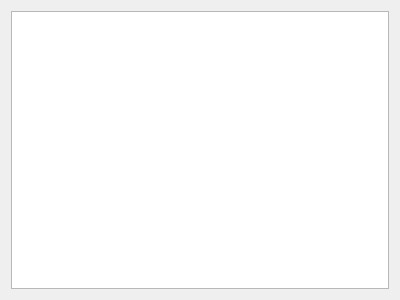
Above: helpwindow.ui from LightTab2/Rail-fence-cipher-visualized before the change. Below: the same form after it.
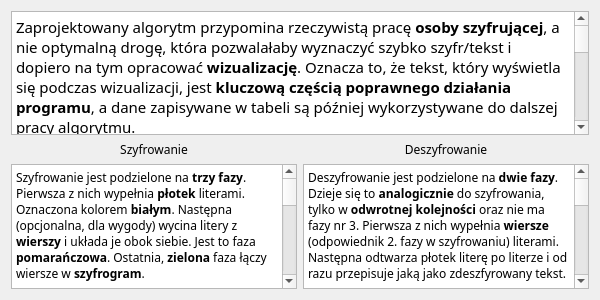
That is the form after the change.

```diff
--- a/helpwindow.ui
+++ b/helpwindow.ui
@@ -6,16 +6,143 @@
    <rect>
     <x>0</x>
     <y>0</y>
-    <width>400</width>
+    <width>600</width>
     <height>300</height>
    </rect>
   </property>
+  <property name="font">
+   <font>
+    <family>Book Antiqua</family>
+   </font>
+  </property>
   <property name="windowTitle">
    <string>Form</string>
   </property>
   <layout class="QVBoxLayout" name="verticalLayout">
    <item>
-    <widget class="QTextBrowser" name="textBrowser"/>
+    <widget class="QTextBrowser" name="algorithmText">
+     <property name="font">
+      <font>
+       <family>Book Antiqua</family>
+       <pointsize>11</pointsize>
+      </font>
+     </property>
+     <property name="html">
+      <string>&lt;!DOCTYPE HTML PUBLIC &quot;-//W3C//DTD HTML 4.0//EN&quot; &quot;http://www.w3.org/TR/REC-html40/strict.dtd&quot;&gt;
+&lt;html&gt;&lt;head&gt;&lt;meta name=&quot;qrichtext&quot; content=&quot;1&quot; /&gt;&lt;style type=&quot;text/css&quot;&gt;
+p, li { white-space: pre-wrap; }
+&lt;/style&gt;&lt;/head&gt;&lt;body style=&quot; font-family:'Book Antiqua','Book Antiqua'; font-size:11pt; font-weight:400; font-style:normal;&quot;&gt;
+&lt;p style=&quot; margin-top:0px; margin-bottom:0px; margin-left:0px; margin-right:0px; -qt-block-indent:0; text-indent:0px;&quot;&gt;Zaprojektowany algorytm przypomina rzeczywistą pracę &lt;span style=&quot; font-weight:600;&quot;&gt;osoby szyfrującej&lt;/span&gt;, a nie optymalną drogę, która pozwalałaby wyznaczyć szybko szyfr/tekst i dopiero na tym opracować &lt;span style=&quot; font-weight:600;&quot;&gt;wizualizację&lt;/span&gt;. Oznacza to, że tekst, który wyświetla się podczas wizualizacji, jest &lt;span style=&quot; font-weight:600;&quot;&gt;kluczową częścią poprawnego działania programu&lt;/span&gt;, a dane zapisywane w tabeli są później wykorzystywane do dalszej pracy algorytmu.&lt;/p&gt;
+&lt;p style=&quot; margin-top:12px; margin-bottom:0px; margin-left:0px; margin-right:0px; -qt-block-indent:0; text-indent:0px;&quot;&gt;Szyfrowanie/deszyfrowanie odbywa się &lt;span style=&quot; font-weight:600;&quot;&gt;krokami&lt;/span&gt;, wywoływanymi w określonych &lt;span style=&quot; font-weight:600;&quot;&gt;interwałach&lt;/span&gt;. Te funkcje pobierają następujące dane:&lt;/p&gt;
+&lt;p style=&quot; margin-top:0px; margin-bottom:0px; margin-left:12px; margin-right:0px; -qt-block-indent:0; text-indent:0px;&quot;&gt;&lt;span style=&quot; font-family:'Courier New'; color:#00aaaa;&quot;&gt;height1&lt;/span&gt; – wysokość 1. płotu&lt;/p&gt;
+&lt;p style=&quot; margin-top:0px; margin-bottom:0px; margin-left:12px; margin-right:0px; -qt-block-indent:0; text-indent:0px;&quot;&gt;&lt;span style=&quot; font-family:'Courier New'; color:#00aaaa;&quot;&gt;height2&lt;/span&gt; – wysokość 2. płotu&lt;/p&gt;
+&lt;p style=&quot; margin-top:0px; margin-bottom:0px; margin-left:12px; margin-right:0px; -qt-block-indent:0; text-indent:0px;&quot;&gt;&lt;span style=&quot; font-family:'Courier New'; color:#00aaaa;&quot;&gt;maxHeight&lt;/span&gt; – maksimum z &lt;span style=&quot; font-family:'Courier New'; color:#00aaaa;&quot;&gt;height1&lt;/span&gt; i &lt;span style=&quot; font-family:'Courier New'; color:#00aaaa;&quot;&gt;height2&lt;/span&gt;&lt;/p&gt;
+&lt;p style=&quot; margin-top:0px; margin-bottom:0px; margin-left:12px; margin-right:0px; -qt-block-indent:0; text-indent:0px;&quot;&gt;&lt;span style=&quot; font-family:'Courier New'; color:#00aaaa;&quot;&gt;textSize&lt;/span&gt; – rozmiar wpisanego tekstu do zaszyfrowania/deszyfrowania&lt;/p&gt;
+&lt;p style=&quot; margin-top:0px; margin-bottom:0px; margin-left:12px; margin-right:0px; -qt-block-indent:0; text-indent:0px;&quot;&gt;&lt;span style=&quot; font-family:'Courier New'; color:#00aaaa;&quot;&gt;inverted&lt;/span&gt; – zmienna true/false odpowiadająca na pytanie ,,czy rysujemy płot do góry nogami''&lt;/p&gt;
+&lt;p style=&quot; margin-top:12px; margin-bottom:0px; margin-left:0px; margin-right:0px; -qt-block-indent:0; text-indent:0px;&quot;&gt;W programie wykorzystuje się jeszcze kilka &lt;span style=&quot; font-weight:600;&quot;&gt;zmiennych pomocniczych&lt;/span&gt;:&lt;/p&gt;
+&lt;p style=&quot; margin-top:0px; margin-bottom:0px; margin-left:12px; margin-right:0px; -qt-block-indent:0; text-indent:0px;&quot;&gt;&lt;span style=&quot; font-family:'Courier New'; color:#00aaaa;&quot;&gt;fenceSize1 = (height1 * 2 - 2)&lt;/span&gt; – liczba elementów w pierwszym płocie&lt;/p&gt;
+&lt;p style=&quot; margin-top:0px; margin-bottom:0px; margin-left:12px; margin-right:0px; -qt-block-indent:0; text-indent:0px;&quot;&gt;&lt;span style=&quot; font-family:'Courier New'; color:#00aaaa;&quot;&gt;fenceSize2 = (height2 * 2 - 2)&lt;/span&gt; – liczba elementów w drugim płotku&lt;/p&gt;
+&lt;p style=&quot; margin-top:0px; margin-bottom:0px; margin-left:12px; margin-right:0px; -qt-block-indent:0; text-indent:0px;&quot;&gt;&lt;span style=&quot; font-family:'Courier New'; color:#00aaaa;&quot;&gt;fenceSize = fenceSize1 + fenceSize2&lt;/span&gt; – rozmiar płotu będącego złączeniem płotku pierwszego i drugiego&lt;/p&gt;
+&lt;p style=&quot; margin-top:0px; margin-bottom:0px; margin-left:12px; margin-right:0px; -qt-block-indent:0; text-indent:0px;&quot;&gt;&lt;span style=&quot; font-family:'Courier New'; color:#00aaaa;&quot;&gt;index = iteration % fenceSize&lt;/span&gt; – obecny element płotu (złączonego)&lt;/p&gt;
+&lt;p style=&quot; margin-top:0px; margin-bottom:0px; margin-left:12px; margin-right:0px; -qt-block-indent:0; text-indent:0px;&quot;&gt;&lt;span style=&quot; font-family:'Courier New'; color:#00aaaa;&quot;&gt;cycles = textSize / fenceSize&lt;/span&gt; – liczba zapętleń płotu (ile cyklów wzoru płotu już narysowaliśmy)&lt;/p&gt;
+&lt;p style=&quot; margin-top:12px; margin-bottom:0px; margin-left:0px; margin-right:0px; -qt-block-indent:0; text-indent:0px;&quot;&gt;W programie istnieje &lt;span style=&quot; font-weight:600;&quot;&gt;ograniczenie&lt;/span&gt; na &lt;span style=&quot; font-weight:600;&quot;&gt;wysokość&lt;/span&gt; płotka, które musi być w zakresie od 2 do 20. Ograniczenie do 20 jest tylko dla &lt;span style=&quot; font-weight:600;&quot;&gt;wygody&lt;/span&gt; i można je &lt;span style=&quot; font-weight:600;&quot;&gt;usunąć&lt;/span&gt; w edytorze interfejsu, co nie wpłynie na działanie programu, jednak pozwolenie na wysokość płotu równą 0 lub 1, spowoduje &lt;span style=&quot; font-weight:600;&quot;&gt;błędne&lt;/span&gt; działanie programu. Uzasadnienie:&lt;/p&gt;
+&lt;p style=&quot; margin-top:12px; margin-bottom:0px; margin-left:0px; margin-right:0px; -qt-block-indent:0; text-indent:0px;&quot;&gt;&lt;span style=&quot; font-style:italic;&quot;&gt;Na początku próbowałem pozwolić na wysokości 0 i 1 (taka wysokość posiada dwuznaczną interpretację, więc wybrałem jedną z nich), ale szybko kod stał się bardzo nieczytelny i wtedy zacząłem myśleć:&lt;/span&gt;&lt;/p&gt;
+&lt;ul style=&quot;margin-top: 0px; margin-bottom: 0px; margin-left: 0px; margin-right: 0px; -qt-list-indent: 1;&quot;&gt;&lt;li style=&quot; font-style:italic;&quot; style=&quot; margin-top:0px; margin-bottom:0px; margin-left:0px; margin-right:0px; -qt-block-indent:0; text-indent:0px;&quot;&gt;nie ma sensu ustawiać wysokości na 0, ponieważ jeżeli chcemy, aby drugiego płotka nie było, to jest to równoważne z ustawieniem jego wysokości na wysokość płotka pierwszego&lt;/li&gt;
+&lt;li style=&quot; font-style:italic;&quot; style=&quot; margin-top:0px; margin-bottom:0px; margin-left:0px; margin-right:0px; -qt-block-indent:0; text-indent:0px;&quot;&gt;wysokość 1 sprowadza się do przekopiowania tekstu, co nie jest żadnym szyfrem, a gdy tylko jeden z płotków posiada wysokość 1, to nie wiadomo czy: &lt;/li&gt;&lt;/ul&gt;
+&lt;ul style=&quot;margin-top: 0px; margin-bottom: 0px; margin-left: 0px; margin-right: 0px; -qt-list-indent: 2;&quot;&gt;&lt;li style=&quot; font-style:italic;&quot; style=&quot; margin-top:0px; margin-bottom:0px; margin-left:0px; margin-right:0px; -qt-block-indent:0; text-indent:0px;&quot;&gt;mamy powtarzać wierzchołki    &lt;/li&gt;
+&lt;li style=&quot; font-style:italic;&quot; style=&quot; margin-top:0px; margin-bottom:0px; margin-left:0px; margin-right:0px; -qt-block-indent:0; text-indent:0px;&quot;&gt;powtarzać tylko jeden z wierzchołków&lt;/li&gt;
+&lt;li style=&quot; font-style:italic;&quot; style=&quot; margin-top:0px; margin-bottom:0px; margin-left:0px; margin-right:0px; -qt-block-indent:0; text-indent:0px;&quot;&gt;nic nie robić&lt;/li&gt;&lt;/ul&gt;&lt;/body&gt;&lt;/html&gt;</string>
+     </property>
+    </widget>
+   </item>
+   <item>
+    <layout class="QHBoxLayout" name="algorithmLayout">
+     <item>
+      <layout class="QVBoxLayout" name="szyfrLayout">
+       <item>
+        <widget class="QLabel" name="szyfrLabel">
+         <property name="font">
+          <font>
+           <family>Book Antiqua</family>
+           <pointsize>9</pointsize>
+          </font>
+         </property>
+         <property name="text">
+          <string>Szyfrowanie</string>
+         </property>
+         <property name="alignment">
+          <set>Qt::AlignCenter</set>
+         </property>
+        </widget>
+       </item>
+       <item>
+        <widget class="QTextBrowser" name="szyfrText">
+         <property name="font">
+          <font>
+           <family>Book Antiqua</family>
+           <pointsize>9</pointsize>
+          </font>
+         </property>
+         <property name="html">
+          <string>&lt;!DOCTYPE HTML PUBLIC &quot;-//W3C//DTD HTML 4.0//EN&quot; &quot;http://www.w3.org/TR/REC-html40/strict.dtd&quot;&gt;
+&lt;html&gt;&lt;head&gt;&lt;meta name=&quot;qrichtext&quot; content=&quot;1&quot; /&gt;&lt;style type=&quot;text/css&quot;&gt;
+p, li { white-space: pre-wrap; }
+&lt;/style&gt;&lt;/head&gt;&lt;body style=&quot; font-family:'Book Antiqua','Book Antiqua'; font-size:9pt; font-weight:400; font-style:normal;&quot;&gt;
+&lt;p style=&quot; margin-top:0px; margin-bottom:0px; margin-left:0px; margin-right:0px; -qt-block-indent:0; text-indent:0px;&quot;&gt;Szyfrowanie jest podzielone na &lt;span style=&quot; font-weight:600;&quot;&gt;trzy fazy&lt;/span&gt;. Pierwsza z nich wypełnia &lt;span style=&quot; font-weight:600;&quot;&gt;płotek&lt;/span&gt; literami. Oznaczona kolorem &lt;span style=&quot; font-weight:600;&quot;&gt;białym&lt;/span&gt;. Następna (opcjonalna, dla wygody) wycina litery z &lt;span style=&quot; font-weight:600;&quot;&gt;wierszy&lt;/span&gt; i układa je obok siebie. Jest to faza &lt;span style=&quot; font-weight:600;&quot;&gt;pomarańczowa&lt;/span&gt;. Ostatnia, &lt;span style=&quot; font-weight:600;&quot;&gt;zielona&lt;/span&gt; faza łączy wiersze w &lt;span style=&quot; font-weight:600;&quot;&gt;szyfrogram&lt;/span&gt;.&lt;/p&gt;
+&lt;p style=&quot; margin-top:12px; margin-bottom:0px; margin-left:0px; margin-right:0px; -qt-block-indent:0; text-indent:0px;&quot;&gt;W pierwszej fazie przechodzimy &lt;span style=&quot; font-weight:600;&quot;&gt;liniowo&lt;/span&gt; po całym tekście i wrzucamy litery w &lt;span style=&quot; font-weight:600;&quot;&gt;obliczone pozycje&lt;/span&gt;.  Pozycje są wyznaczane &lt;span style=&quot; font-weight:600;&quot;&gt;lokalnie&lt;/span&gt; tzn.: w przypadku zmiany &lt;span style=&quot; font-weight:600;&quot;&gt;kierunku&lt;/span&gt; liczmy index ,,od zera''. Np. po osiągnięciu drugiego (bo od pierwszego zaczynamy pracę) wierzchołka płotku zmienia się kierunek, więc odejmujemy &lt;span style=&quot; font-weight:600;&quot;&gt;indeks wierzchołka&lt;/span&gt;: &lt;span style=&quot; font-family:'Courier New'; color:#00aaaa;&quot;&gt;index -= height1&lt;/span&gt; i dopiero wyznaczamy pozycję &lt;span style=&quot; font-family:'Courier New'; color:#00aaaa;&quot;&gt;pos = (height1 - index) - 2&lt;/span&gt;. Płotek zmienia kierunek 3 razy, zanim zrobić pełny &lt;span style=&quot; font-weight:600;&quot;&gt;cykl&lt;/span&gt;, przy czym należy wyznaczyć też indeks zanim zmieni kierunek. Oznacza to, że w jednym cyklu trzeba rozważyć 4 przypadki dla poprawnego wyznaczenia pozycji. Opis wraz z przykładami, jak dokładnie to się dzieje, jest umieszczony w &lt;span style=&quot; font-weight:600;&quot;&gt;komentarzach&lt;/span&gt; w &lt;span style=&quot; font-weight:600;&quot;&gt;kodzie&lt;/span&gt;. Przypadek &lt;span style=&quot; font-weight:600;&quot;&gt;odwróconego&lt;/span&gt; płotku to po prostu przekształcenie indeksu na samym końcu: &lt;span style=&quot; font-family:'Courier New'; color:#00aaaa;&quot;&gt;pos = maxHeight - 1 - pos&lt;/span&gt;. &lt;/p&gt;
+&lt;p style=&quot; margin-top:12px; margin-bottom:12px; margin-left:0px; margin-right:0px; -qt-block-indent:0; text-indent:0px;&quot;&gt;Implementacja 2. i 3. fazy jest banalna. Przechodzimy liniowo po wszystkich elementach tablicy z wizualizacji w danym wierszu, jak jest znak, to go przepisujemy.&lt;/p&gt;&lt;/body&gt;&lt;/html&gt;</string>
+         </property>
+        </widget>
+       </item>
+      </layout>
+     </item>
+     <item>
+      <layout class="QVBoxLayout" name="deszyfrLayout">
+       <item>
+        <widget class="QLabel" name="deszyfrLabel">
+         <property name="maximumSize">
+          <size>
+           <width>16777215</width>
+           <height>16777215</height>
+          </size>
+         </property>
+         <property name="font">
+          <font>
+           <family>Book Antiqua</family>
+           <pointsize>9</pointsize>
+          </font>
+         </property>
+         <property name="text">
+          <string>Deszyfrowanie</string>
+         </property>
+         <property name="alignment">
+          <set>Qt::AlignCenter</set>
+         </property>
+        </widget>
+       </item>
+       <item>
+        <widget class="QTextBrowser" name="deszyfrText">
+         <property name="font">
+          <font>
+           <family>Book Antiqua</family>
+           <pointsize>9</pointsize>
+          </font>
+         </property>
+         <property name="html">
+          <string>&lt;!DOCTYPE HTML PUBLIC &quot;-//W3C//DTD HTML 4.0//EN&quot; &quot;http://www.w3.org/TR/REC-html40/strict.dtd&quot;&gt;
+&lt;html&gt;&lt;head&gt;&lt;meta name=&quot;qrichtext&quot; content=&quot;1&quot; /&gt;&lt;style type=&quot;text/css&quot;&gt;
+p, li { white-space: pre-wrap; }
+&lt;/style&gt;&lt;/head&gt;&lt;body style=&quot; font-family:'Book Antiqua','Book Antiqua'; font-size:9pt; font-weight:400; font-style:normal;&quot;&gt;
+&lt;p style=&quot; margin-top:0px; margin-bottom:0px; margin-left:0px; margin-right:0px; -qt-block-indent:0; text-indent:0px;&quot;&gt;Deszyfrowanie jest podzielone na &lt;span style=&quot; font-weight:600;&quot;&gt;dwie fazy&lt;/span&gt;. Dzieje się to &lt;span style=&quot; font-weight:600;&quot;&gt;analogicznie&lt;/span&gt; do szyfrowania, tylko w &lt;span style=&quot; font-weight:600;&quot;&gt;odwrotnej kolejności&lt;/span&gt; oraz nie ma fazy nr 3. Pierwsza z nich wypełnia &lt;span style=&quot; font-weight:600;&quot;&gt;wiersze&lt;/span&gt; (odpowiednik 2. fazy w szyfrowaniu) literami. Następna odtwarza płotek literę po literze i od razu przepisuje jaką jako zdeszfyrowany tekst.&lt;/p&gt;
+&lt;p style=&quot; margin-top:12px; margin-bottom:12px; margin-left:0px; margin-right:0px; -qt-block-indent:0; text-indent:0px;&quot;&gt;Druga faza posiada &lt;span style=&quot; font-weight:600;&quot;&gt;obliczanie pozycji&lt;/span&gt; dokładnie takie samo, jak szyfrowanie, ale obliczenie&lt;span style=&quot; font-weight:600;&quot;&gt; liczby liter&lt;/span&gt; potrzebnych do wycięcia z tekstu w fazie pierwszej jest skomplikowane. &lt;span style=&quot; font-weight:600;&quot;&gt;Litery&lt;/span&gt; w danym &lt;span style=&quot; font-weight:600;&quot;&gt;wierszu&lt;/span&gt; mogą się &lt;span style=&quot; font-weight:600;&quot;&gt;powtarzać&lt;/span&gt; 4, 3, 2 lub 1 raz na jeden &lt;span style=&quot; font-weight:600;&quot;&gt;cykl&lt;/span&gt; płotu. Rozróżnia się 5 przypadków:&lt;/p&gt;
+&lt;p style=&quot; margin-top:12px; margin-bottom:12px; margin-left:0px; margin-right:0px; -qt-block-indent:0; text-indent:0px;&quot;&gt;&lt;span style=&quot; font-family:'Courier New'; font-style:italic; color:#bec0c2;&quot;&gt;x&lt;/span&gt;&lt;span style=&quot; font-family:'Courier New'; color:#bec0c2;&quot;&gt;       o    -- 1.  2 w/c&lt;/span&gt;&lt;span style=&quot; font-family:'Courier New'; font-style:italic; color:#bec0c2;&quot;&gt;&lt;br /&gt; x&lt;/span&gt;&lt;span style=&quot; font-family:'Courier New'; color:#bec0c2;&quot;&gt;     &lt;/span&gt;&lt;span style=&quot; font-family:'Courier New'; font-style:italic; color:#bec0c2;&quot;&gt;x &lt;/span&gt;&lt;span style=&quot; font-family:'Courier New'; color:#bec0c2;&quot;&gt;o o &lt;/span&gt;&lt;span style=&quot; font-family:'Courier New'; font-style:italic; color:#bec0c2;&quot;&gt;--&lt;/span&gt;&lt;span style=&quot; font-family:'Courier New'; color:#bec0c2;&quot;&gt; &lt;/span&gt;&lt;span style=&quot; font-family:'Courier New'; font-style:italic; color:#bec0c2;&quot;&gt;2.  4 w/c&lt;br /&gt;  x&lt;/span&gt;&lt;span style=&quot; font-family:'Courier New'; color:#bec0c2;&quot;&gt;   &lt;/span&gt;&lt;span style=&quot; font-family:'Courier New'; font-style:italic; color:#bec0c2;&quot;&gt;x&lt;/span&gt;&lt;span style=&quot; font-family:'Courier New'; color:#bec0c2;&quot;&gt;   o  &lt;/span&gt;&lt;span style=&quot; font-family:'Courier New'; font-style:italic; color:#bec0c2;&quot;&gt;--&lt;/span&gt;&lt;span style=&quot; font-family:'Courier New'; color:#bec0c2;&quot;&gt; &lt;/span&gt;&lt;span style=&quot; font-family:'Courier New'; font-style:italic; color:#bec0c2;&quot;&gt;3.&lt;/span&gt;&lt;span style=&quot; font-family:'Courier New'; color:#bec0c2;&quot;&gt;  &lt;/span&gt;&lt;span style=&quot; font-family:'Courier New'; font-style:italic; color:#bec0c2;&quot;&gt;3 w/c&lt;br /&gt;   x&lt;/span&gt;&lt;span style=&quot; font-family:'Courier New'; color:#bec0c2;&quot;&gt; &lt;/span&gt;&lt;span style=&quot; font-family:'Courier New'; font-style:italic; color:#bec0c2;&quot;&gt;x&lt;/span&gt;&lt;span style=&quot; font-family:'Courier New'; color:#bec0c2;&quot;&gt;       &lt;/span&gt;&lt;span style=&quot; font-family:'Courier New'; font-style:italic; color:#bec0c2;&quot;&gt;--&lt;/span&gt;&lt;span style=&quot; font-family:'Courier New'; color:#bec0c2;&quot;&gt; &lt;/span&gt;&lt;span style=&quot; font-family:'Courier New'; font-style:italic; color:#bec0c2;&quot;&gt;4.&lt;/span&gt;&lt;span style=&quot; font-family:'Courier New'; color:#bec0c2;&quot;&gt;  &lt;/span&gt;&lt;span style=&quot; font-family:'Courier New'; font-style:italic; color:#bec0c2;&quot;&gt;2 w/c	&lt;br /&gt;    x&lt;/span&gt;&lt;span style=&quot; font-family:'Courier New'; color:#bec0c2;&quot;&gt;        &lt;/span&gt;&lt;span style=&quot; font-family:'Courier New'; font-style:italic; color:#bec0c2;&quot;&gt;--&lt;/span&gt;&lt;span style=&quot; font-family:'Courier New'; color:#bec0c2;&quot;&gt; &lt;/span&gt;&lt;span style=&quot; font-family:'Courier New'; font-style:italic; color:#bec0c2;&quot;&gt;5.&lt;/span&gt;&lt;span style=&quot; font-family:'Courier New'; color:#bec0c2;&quot;&gt;  &lt;/span&gt;&lt;span style=&quot; font-family:'Courier New'; font-style:italic; color:#bec0c2;&quot;&gt;1 w/c&lt;br /&gt;w/c oznacza wierzchołki/cykl&lt;/span&gt;&lt;/p&gt;
+&lt;p style=&quot; margin-top:0px; margin-bottom:0px; margin-left:0px; margin-right:0px; -qt-block-indent:0; text-indent:0px;&quot;&gt;Przy &lt;span style=&quot; font-weight:600;&quot;&gt;odwróconym&lt;/span&gt; płotku można skorzystać z powyższego algorytmu, tylko przy ,,odrywaniu'' liter z szyfrogramu w pierwszej fazie, należy to robić &lt;span style=&quot; font-weight:600;&quot;&gt;od końca&lt;/span&gt; tekstu oraz wypisywać wiersze w &lt;span style=&quot; font-weight:600;&quot;&gt;odwrotnej kolejności&lt;/span&gt; (wizualizacja pokazuje jak to się dzieje).&lt;/p&gt;&lt;/body&gt;&lt;/html&gt;</string>
+         </property>
+        </widget>
+       </item>
+      </layout>
+     </item>
+    </layout>
    </item>
   </layout>
  </widget>
```
Left out of the diff: 2 changed lines with no effect on the pictures.
